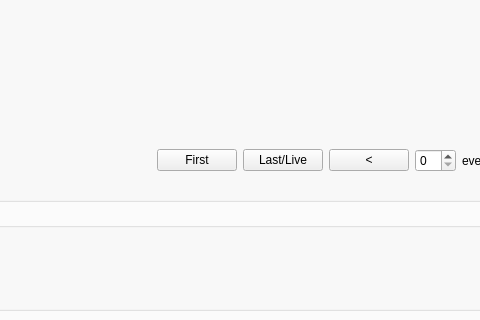
This is hfovis/interface.ui in raahijogani/hfovis as Qt 5 draws it before an edit; both pictures show x 361 to 841 and y 152 to 472 of the 995 by 908 pixel window. The edited form follows.
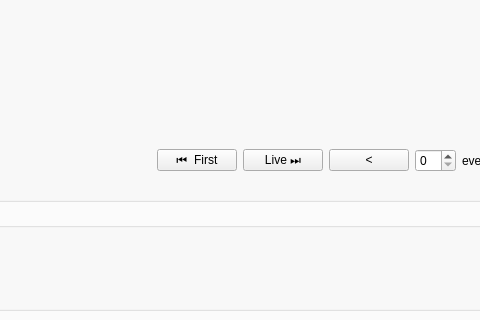
This is the edited form. Custom widgets are drawn as their Qt base class.

Commit message: Change first/last button text

The edit to the form file:
```diff
--- a/hfovis/interface.ui
+++ b/hfovis/interface.ui
@@ -125,14 +125,14 @@
                  <item>
                   <widget class="QPushButton" name="firstEventButton">
                    <property name="text">
-                    <string>First</string>
+                    <string>⏮  First</string>
                    </property>
                   </widget>
                  </item>
                  <item>
                   <widget class="QPushButton" name="lastEventButton">
                    <property name="text">
-                    <string>Last/Live</string>
+                    <string>Live ⏭</string>
                    </property>
                   </widget>
                  </item>
```
Left out of the diff: 16 changed lines with no effect on the pictures. The commit also changes 1 other file.
